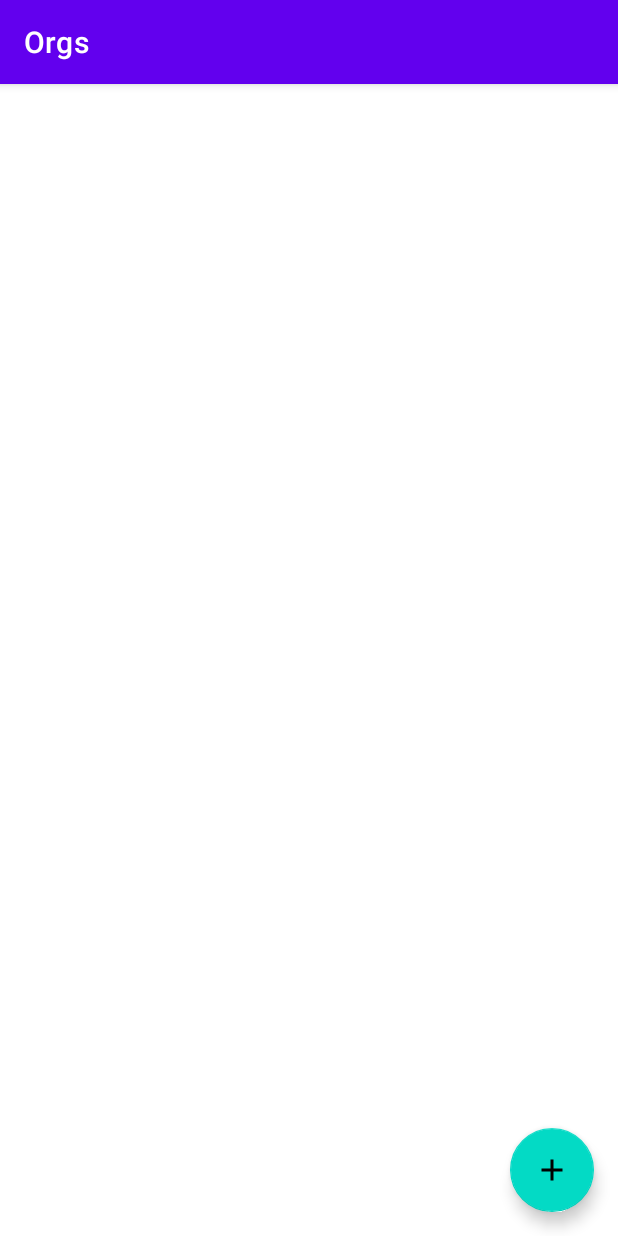
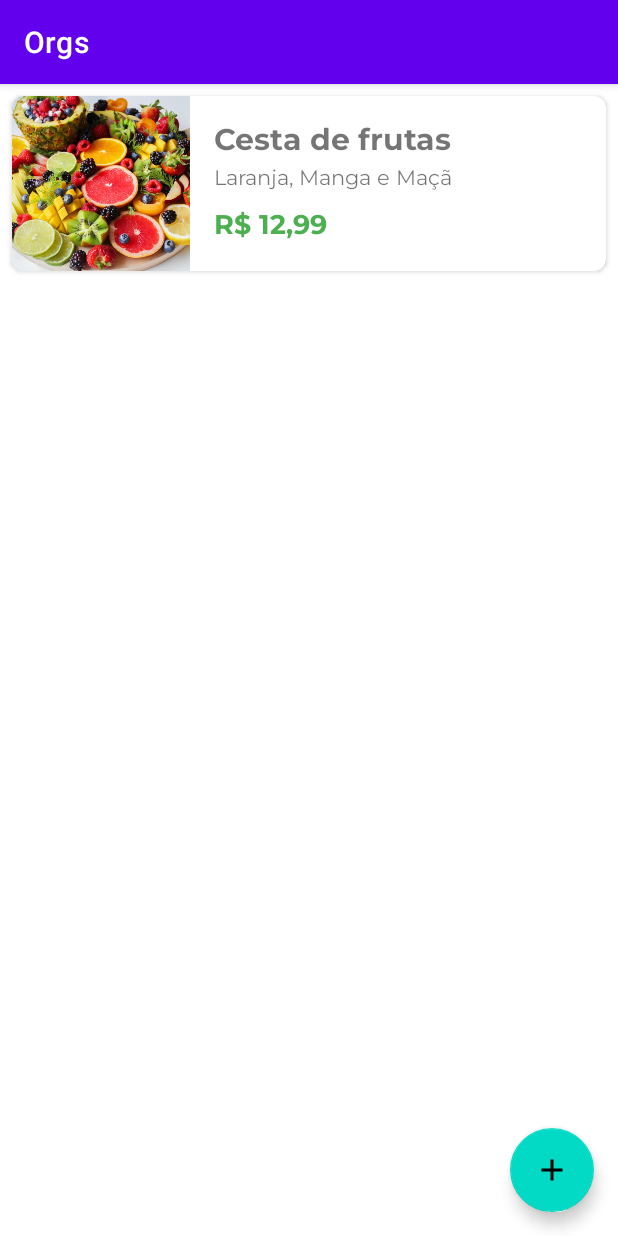
Before and after one commit to alexfelipe/orgs-2, an Android app: the screen it shows after launch (ListaProdutosActivity), on a phone screen of 412 x 824 dp. Run offline under Robolectric (Android 15) with nearby library versions, the phone set to English and light mode, and no system bars.

Commit message:
2.2 e 2.3

```diff
--- a/app/src/main/java/br/com/alura/orgs/dao/ProdutosDao.kt
+++ b/app/src/main/java/br/com/alura/orgs/dao/ProdutosDao.kt
@@ -1,6 +1,7 @@
 package br.com.alura.orgs.dao
 
 import br.com.alura.orgs.model.Produto
+import java.math.BigDecimal
 
 class ProdutosDao {
 
@@ -13,7 +14,11 @@ class ProdutosDao {
     }
 
     companion object {
-        private val produtos = mutableListOf<Produto>()
+        private val produtos = mutableListOf(Produto(
+            nome = "Cesta de frutas",
+            "Laranja, Manga e Maçã",
+            BigDecimal(12.99)
+        ))
     }
 
 }
--- a/app/src/main/java/br/com/alura/orgs/ui/recyclerview/adapter/ListaProdutosAdapter.kt
+++ b/app/src/main/java/br/com/alura/orgs/ui/recyclerview/adapter/ListaProdutosAdapter.kt
@@ -8,10 +8,13 @@ import android.widget.TextView
 import androidx.recyclerview.widget.RecyclerView
 import br.com.alura.orgs.R
 import br.com.alura.orgs.model.Produto
+import java.text.NumberFormat
+import java.util.*
+import java.util.logging.SimpleFormatter
 
 class ListaProdutosAdapter(
-        private val context: Context,
-        produtos: List<Produto>
+    private val context: Context,
+    produtos: List<Produto>
 ) : RecyclerView.Adapter<ListaProdutosAdapter.ViewHolder>() {
 
     private val produtos = produtos.toMutableList()
@@ -23,8 +26,12 @@ class ListaProdutosAdapter(
             nome.text = produto.nome
             val descricao = itemView.findViewById<TextView>(R.id.produto_item_descricao)
             descricao.text = produto.descricao
+
+            val valorFormatado = NumberFormat
+                .getCurrencyInstance(Locale("pt", "br"))
+                .format(produto.valor)
             val valor = itemView.findViewById<TextView>(R.id.produto_item_valor)
-            valor.text = produto.valor.toPlainString()
+            valor.text = valorFormatado
         }
 
     }
--- a/app/src/main/res/layout/produto_item.xml
+++ b/app/src/main/res/layout/produto_item.xml
@@ -17,14 +17,19 @@
             android:layout_width="0dp"
             android:layout_height="0dp"
             android:scaleType="centerCrop"
+            app:layout_constraintWidth_percent="0.3"
             app:layout_constraintBottom_toBottomOf="parent"
-            app:layout_constraintEnd_toStartOf="@id/produto_item_nome"
-            app:layout_constraintHorizontal_weight="3"
             app:layout_constraintStart_toStartOf="parent"
             app:layout_constraintTop_toTopOf="parent"
-            app:layout_constraintWidth_percent="0.3"
             app:srcCompat="@drawable/produto_1"
             tools:srcCompat="@tools:sample/backgrounds/scenic" />
+
+        <!--        <androidx.constraintlayout.widget.Guideline-->
+        <!--            android:id="@+id/produto_item_guideline"-->
+        <!--            android:layout_width="wrap_content"-->
+        <!--            android:layout_height="wrap_content"-->
+        <!--            android:orientation="vertical"-->
+        <!--            app:layout_constraintGuide_percent="0.3" />-->
 
         <TextView
             android:id="@+id/produto_item_nome"
@@ -45,6 +50,7 @@
             android:layout_width="0dp"
             android:layout_height="wrap_content"
             android:ellipsize="end"
+            android:fontFamily="@font/montserrat"
             android:maxLines="1"
             app:layout_constraintEnd_toEndOf="@id/produto_item_nome"
             app:layout_constraintStart_toStartOf="@id/produto_item_nome"
@@ -57,6 +63,7 @@
             android:layout_height="wrap_content"
             android:layout_marginTop="8dp"
             android:layout_marginBottom="16dp"
+            android:fontFamily="@font/montserrat_bold"
             android:textColor="@color/green_500"
             android:textSize="18sp"
             android:textStyle="bold"
```
